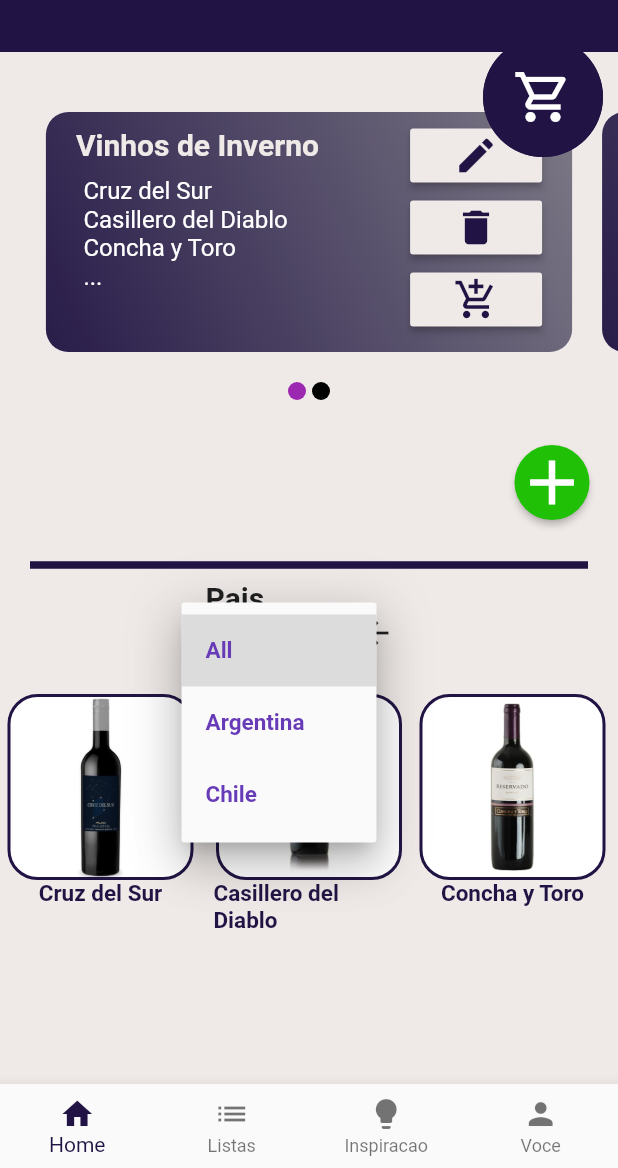
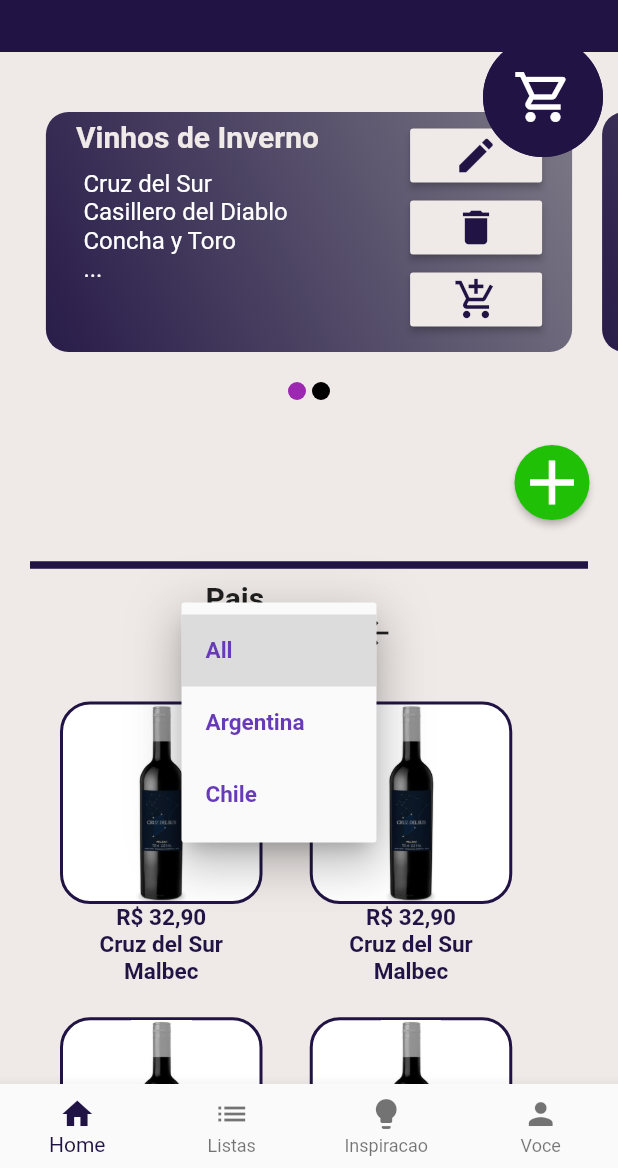
Before and after one commit to LuizSutil/zmarket, a Flutter app: the screen it shows once a user with an empty profile is signed in, after a tap on "All", on a phone screen of 412 x 824 dp, the part 68-1236 px from its top. Run offline on Flutter 3.47's test engine with Material 2 defaults, Android fonts, the phone set to English and light mode, and no system bars; drawn by our look-alikes of carousel_slider; our stand-ins replace firebase_analytics, firebase_auth, firebase_core, firebase_database, google_sign_in; accounts and stored records are empty; network calls fail.

Commit message:
small adds

```diff
--- a/lib/category/categories.dart
+++ b/lib/category/categories.dart
@@ -18,9 +18,9 @@
         return CategoryContainer(categoryModel: widget.categotyModels[index]);
       }, childCount: widget.categotyModels.length),
       gridDelegate: SliverGridDelegateWithFixedCrossAxisCount(
-        crossAxisSpacing: 10,
-        mainAxisSpacing: 15,
-        crossAxisCount: 3,
+        crossAxisSpacing: 1,
+        mainAxisSpacing: 45,
+        crossAxisCount: 2,
       ),
     );
   }
--- a/lib/category/category_container.dart
+++ b/lib/category/category_container.dart
@@ -17,6 +17,7 @@
       Column(
         children: [
           Container(
+              constraints: BoxConstraints(minHeight: 135, minWidth: 135),
               decoration: BoxDecoration(
                 color: Colors.white,
                 border:
@@ -29,12 +30,26 @@
                 },
                 child: Image(
                   image: AssetImage(widget.categoryModel.image),
-                  height: 120,
-                  width: 120,
+                  height: 115,
+                  width: 115,
                 ),
               )),
           Text(
+            r"R$ " + widget.categoryModel.price,
+            style: TextStyle(
+                fontSize: 15,
+                fontWeight: FontWeight.bold,
+                color: Theme.of(context).accentColor),
+          ),
+          Text(
             widget.categoryModel.title,
+            style: TextStyle(
+                fontSize: 15,
+                fontWeight: FontWeight.bold,
+                color: Theme.of(context).accentColor),
+          ),
+          Text(
+            widget.categoryModel.grape,
             style: TextStyle(
                 fontSize: 15,
                 fontWeight: FontWeight.bold,
--- a/lib/db_json.dart
+++ b/lib/db_json.dart
@@ -12,6 +12,78 @@
 
 var shop = {
   "Vinhos": [
+    {
+      "id": "1",
+      "title": "Cruz del Sur",
+      "tipo": "Tinto",
+      "barril": "Americano",
+      "grape": "Malbec",
+      "teor": "12,50",
+      "temperatura": "16",
+      "safra": "2019",
+      "guarda": "3",
+      "winery": "Fecovita",
+      "country": "Argentina",
+      "region": "Mendoza",
+      "class": "Meio Seco",
+      "volume": "750",
+      "price": "32,90",
+      "image": "assets/vinhos/cruz_del_sur_malbec.jpg"
+    },
+    {
+      "id": "1",
+      "title": "Cruz del Sur",
+      "tipo": "Tinto",
+      "barril": "Americano",
+      "grape": "Malbec",
+      "teor": "12,50",
+      "temperatura": "16",
+      "safra": "2019",
+      "guarda": "3",
+      "winery": "Fecovita",
+      "country": "Argentina",
+      "region": "Mendoza",
+      "class": "Meio Seco",
+      "volume": "750",
+      "price": "32,90",
+      "image": "assets/vinhos/cruz_del_sur_malbec.jpg"
+    },
+    {
+      "id": "1",
+      "title": "Cruz del Sur",
+      "tipo": "Tinto",
+      "barril": "Americano",
+      "grape": "Malbec",
+      "teor": "12,50",
+      "temperatura": "16",
+      "safra": "2019",
+      "guarda": "3",
+      "winery": "Fecovita",
+      "country": "Argentina",
+      "region": "Mendoza",
+      "class": "Meio Seco",
+      "volume": "750",
+      "price": "32,90",
+      "image": "assets/vinhos/cruz_del_sur_malbec.jpg"
+    },
+    {
+      "id": "1",
+      "title": "Cruz del Sur",
+      "tipo": "Tinto",
+      "barril": "Americano",
+      "grape": "Malbec",
+      "teor": "12,50",
+      "temperatura": "16",
+      "safra": "2019",
+      "guarda": "3",
+      "winery": "Fecovita",
+      "country": "Argentina",
+      "region": "Mendoza",
+      "class": "Meio Seco",
+      "volume": "750",
+      "price": "32,90",
+      "image": "assets/vinhos/cruz_del_sur_malbec.jpg"
+    },
     {
       "id": "1",
       "title": "Cruz del Sur",
--- a/lib/home/home_page.dart
+++ b/lib/home/home_page.dart
@@ -267,8 +267,9 @@
               onPressed: () {},
             ),
           ])),
+
           SliverPadding(
-            padding: EdgeInsets.all(5),
+            padding: EdgeInsets.fromLTRB(40, 10, 40, 30),
             sliver: Categorias(
               categotyModels: getCategoryModels(
                   data: shop, category: "Vinhos", country: dropdownValue),
--- a/lib/lista_compras.dart
+++ b/lib/lista_compras.dart
@@ -53,7 +53,7 @@
                     crossAxisAlignment: CrossAxisAlignment.start,
                     children: [
                       Padding(
-                          padding: EdgeInsets.fromLTRB(20, 10, 0, 0),
+                          padding: EdgeInsets.fromLTRB(20, 5, 0, 0),
                           child: Text(widget.nomeLista,
                               style: TextStyle(
                                   fontSize: 20,
```
Also changed, not shown: 1 other file.
